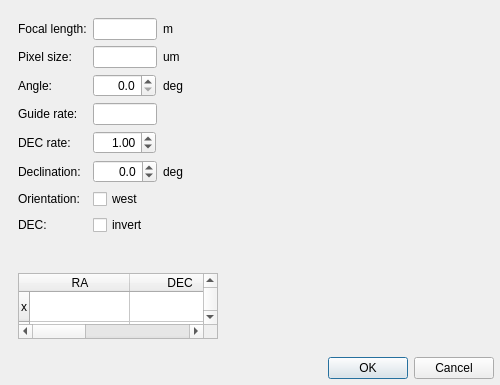
Above: gui/snowgui/icegui/calibrationcalculatordialog.ui from AndreasFMueller/AstroPhotography before the change. Below: the same form after it.
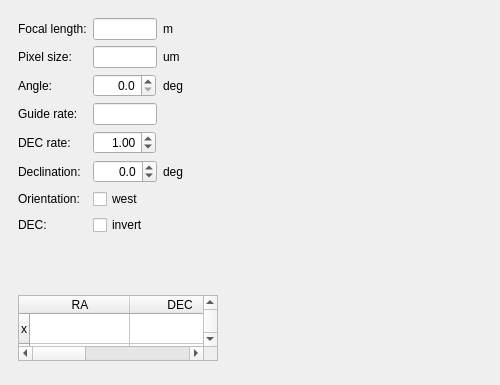
That is the form after the change. Custom widgets are drawn as their Qt base class.

Commit message: better buttons

```diff
--- a/gui/snowgui/icegui/calibrationcalculatordialog.ui
+++ b/gui/snowgui/icegui/calibrationcalculatordialog.ui
@@ -32,7 +32,7 @@
       <enum>Qt::Horizontal</enum>
      </property>
      <property name="standardButtons">
-      <set>QDialogButtonBox::Cancel|QDialogButtonBox::Ok</set>
+      <set>QDialogButtonBox::NoButton</set>
      </property>
     </widget>
    </item>
```
The commit also changes 1 other file.
